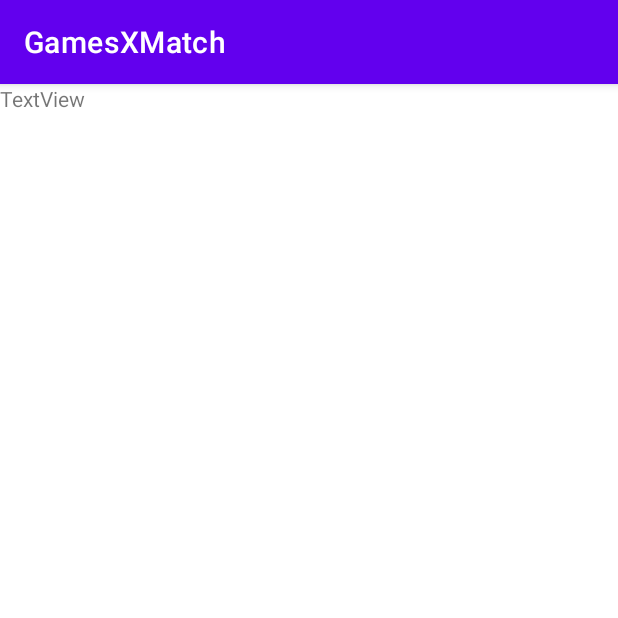
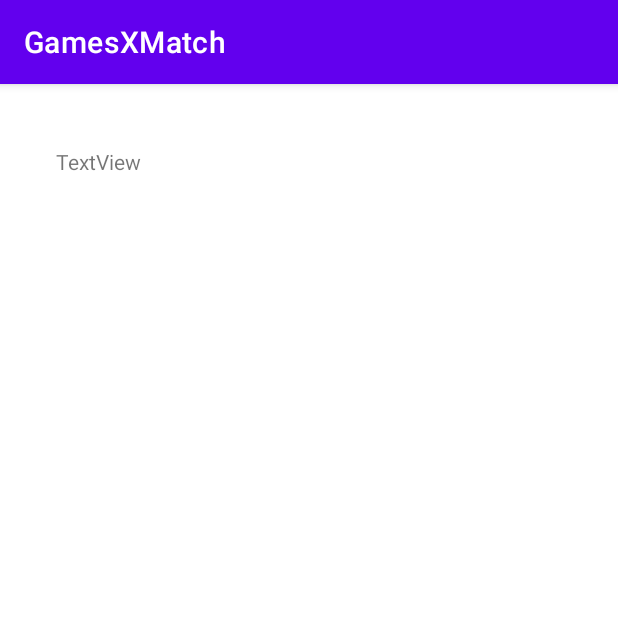
Before and after one commit to GameXMatch/GameXMatch, an Android app: the Login screen opened directly, with no data from a screen before it, on a phone screen of 412 x 824 dp, the top half of it. Run offline under Robolectric (Android 15) with nearby library versions, the phone set to English and light mode, and no system bars.

Commit message:
fix layout

```diff
--- a/android_app/app/src/main/res/layout/activity_login.xml
+++ b/android_app/app/src/main/res/layout/activity_login.xml
@@ -1,5 +1,6 @@
 <?xml version="1.0" encoding="utf-8"?>
 <androidx.constraintlayout.widget.ConstraintLayout xmlns:android="http://schemas.android.com/apk/res/android"
+    xmlns:app="http://schemas.android.com/apk/res-auto"
     xmlns:tools="http://schemas.android.com/tools"
     android:layout_width="match_parent"
     android:layout_height="match_parent">
@@ -8,7 +9,9 @@
         android:id="@+id/textView"
         android:layout_width="198dp"
         android:layout_height="183dp"
+        android:layout_marginStart="37dp"
+        android:layout_marginTop="42dp"
         android:text="TextView"
-        tools:layout_editor_absoluteX="37dp"
-        tools:layout_editor_absoluteY="42dp" />
+        app:layout_constraintStart_toStartOf="parent"
+        app:layout_constraintTop_toTopOf="parent" />
 </androidx.constraintlayout.widget.ConstraintLayout>
```
